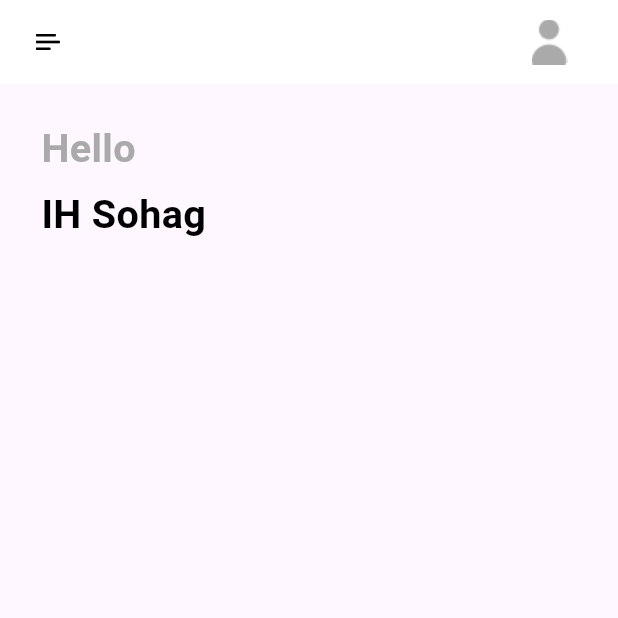
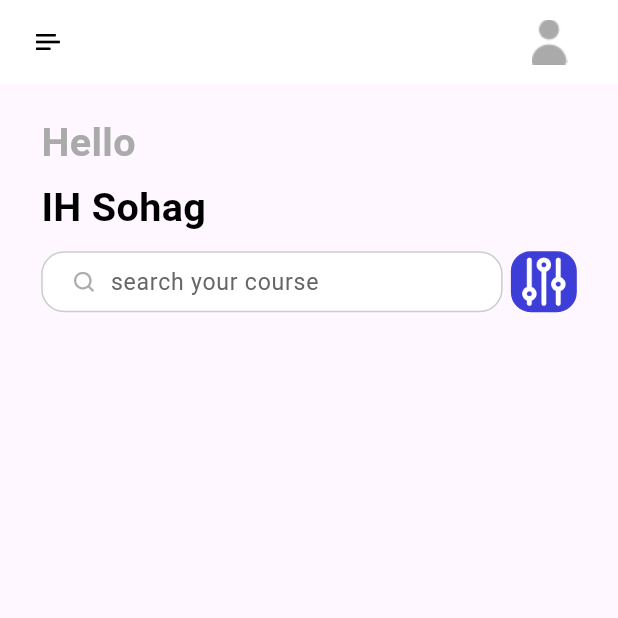
Before and after one commit to Sohag-84/Learning-App, a Flutter app: the HomePage screen opened directly, on a phone screen of 412 x 824 dp, the top half of it. Run offline on Flutter 3.47's test engine with Material 2 defaults, Android fonts, the phone set to English and light mode, and no system bars; our stand-ins replace cloud_firestore, dots_indicator, firebase_auth, firebase_core, flutter_bloc, flutter_screenutil and 2 more; accounts and stored records are empty; Roboto replaces fonts that are missing (Avenir).

Commit message:
create search bar and modified some code

```diff
--- a/lib/main.dart
+++ b/lib/main.dart
@@ -23,7 +23,7 @@ class MyApp extends StatelessWidget {
     return MultiBlocProvider(
       providers: [...AppPages.allBlocProviders(context)],
       child: ScreenUtilInit(
-        designSize: Size(375, 690),
+        designSize: Size(375, 812),
         builder: (context, child) {
           return MaterialApp(
             title: 'Learning App',
--- a/lib/pages/common_widgets.dart
+++ b/lib/pages/common_widgets.dart
@@ -30,7 +30,7 @@ AppBar buildAppBar({required String title}) {
 Widget buildThirdPartyLogin({required BuildContext context}) {
   return Container(
     margin: EdgeInsets.only(top: 40.h, bottom: 20.h),
-    padding: EdgeInsets.symmetric(horizontal: 25.w),
+    padding: EdgeInsets.symmetric(horizontal: 50.w),
     child: Row(
       mainAxisAlignment: MainAxisAlignment.spaceAround,
       children: [
--- a/lib/pages/home/home_page.dart
+++ b/lib/pages/home/home_page.dart
@@ -21,7 +21,9 @@ class _HomePageState extends State<HomePage> {
           crossAxisAlignment: CrossAxisAlignment.start,
           children: [
             homePageText("Hello", textColor: AppColors.primaryThirdElementText),
-            homePageText("IH Sohag", top: 5)
+            homePageText("IH Sohag", top: 5),
+            SizedBox(height: 10.h),
+            searchView(),
           ],
         ),
       ),
--- a/lib/pages/home/widget/home_page_widget.dart
+++ b/lib/pages/home/widget/home_page_widget.dart
@@ -46,3 +46,84 @@ Widget homePageText(String text,
     ),
   );
 }
+
+Widget searchView() {
+  return Row(
+    children: [
+      Container(
+        width: 280.w,
+        height: 40.h,
+        decoration: BoxDecoration(
+          color: AppColors.primaryBackground,
+          borderRadius: BorderRadius.circular(15.r),
+          border: Border.all(color: AppColors.primaryFourthElementText),
+        ),
+        child: Row(
+          children: [
+            Container(
+              margin: EdgeInsets.only(left: 17.w),
+              width: 16.w,
+              height: 16.w,
+              child: Image.asset("assets/icons/search.png"),
+            ),
+            SizedBox(
+              width: 245.w,
+              height: 40.h,
+              child: TextField(
+                keyboardType: TextInputType.multiline,
+                style: TextStyle(
+                  color: AppColors.primaryText,
+                  fontWeight: FontWeight.normal,
+                  fontSize: 14.sp,
+                  fontFamily: "Avenir",
+                ),
+                autocorrect: false,
+                obscureText: false,
+                decoration: InputDecoration(
+                  hintText: "search your course",
+                  contentPadding: EdgeInsets.fromLTRB(5, 5, 0, 5),
+                  hintStyle: TextStyle(
+                    color: AppColors.primarySecondaryElementText,
+                  ),
+                  border: OutlineInputBorder(
+                    borderSide: BorderSide(
+                      color: Colors.transparent,
+                    ),
+                  ),
+                  enabledBorder: OutlineInputBorder(
+                    borderSide: BorderSide(
+                      color: Colors.transparent,
+                    ),
+                  ),
+                  disabledBorder: OutlineInputBorder(
+                    borderSide: BorderSide(
+                      color: Colors.transparent,
+                    ),
+                  ),
+                  focusedBorder: OutlineInputBorder(
+                    borderSide: BorderSide(
+                      color: Colors.transparent,
+                    ),
+                  ),
+                ),
+              ),
+            ),
+          ],
+        ),
+      ),
+      SizedBox(width: 5.w),
+      GestureDetector(
+        child: Container(
+          width: 40.w,
+          height: 40.h,
+          decoration: BoxDecoration(
+            color: AppColors.primaryElement,
+            borderRadius: BorderRadius.circular(13.r),
+            border: Border.all(color: AppColors.primaryElement),
+          ),
+          child: Image.asset("assets/icons/options.png"),
+        ),
+      )
+    ],
+  );
+}
--- a/lib/pages/register/register.dart
+++ b/lib/pages/register/register.dart
@@ -39,7 +39,7 @@ class _RegisterState extends State<Register> {
                     ),
                   ),
                   Container(
-                    margin: EdgeInsets.only(top: 36.h),
+                    margin: EdgeInsets.only(top: 60.h),
                     padding: EdgeInsets.symmetric(horizontal: 25.h),
                     child: Column(
                       crossAxisAlignment: CrossAxisAlignment.start,
--- a/lib/pages/sign in/signin.dart
+++ b/lib/pages/sign in/signin.dart
@@ -69,6 +69,7 @@ class _SignInState extends State<SignIn> {
                       ),
                     ),
                     forgotPassword(),
+                    SizedBox(height: 70.h),
                     buildLoginAndRegistrationButton(
                       buttonName: "Login",
                       buttonType: "login",
--- a/lib/pages/welcome/welcome.dart
+++ b/lib/pages/welcome/welcome.dart
@@ -72,7 +72,7 @@ class _WelcomeState extends State<Welcome> {
                     ],
                   ),
                   Positioned(
-                    bottom: 50.h,
+                    bottom: 60.h,
                     child: DotsIndicator(
                       dotsCount: 3,
                       position: state.page,
@@ -125,6 +125,7 @@ class _WelcomeState extends State<Welcome> {
             ),
           ),
         ),
+        SizedBox(height: 80.h),
         InkWell(
           onTap: () {
             if (index < 3) {
```
